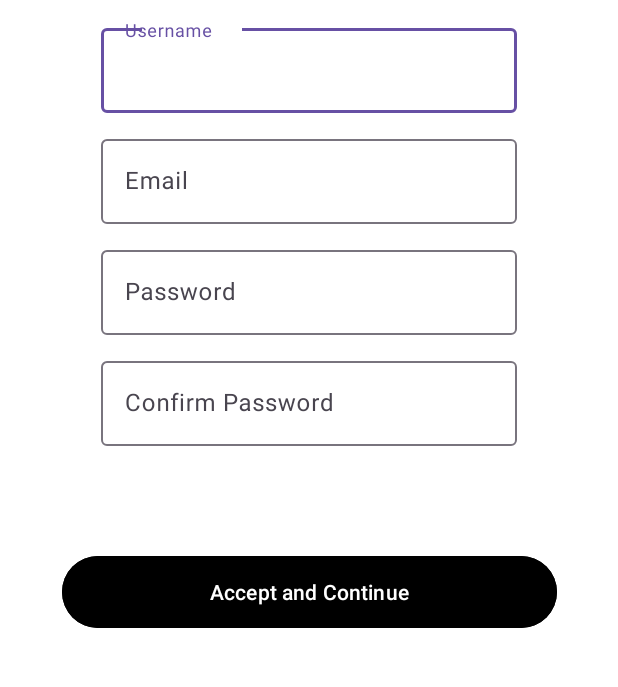
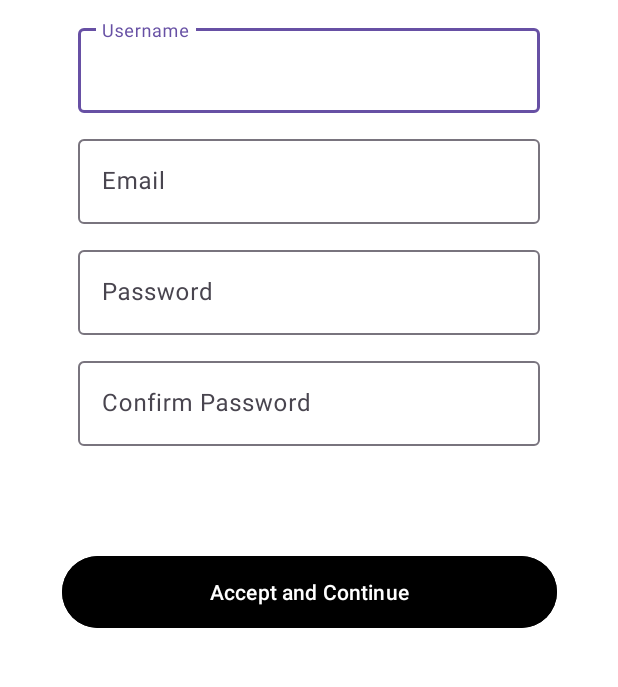
Before and after one commit to yusuf3337/MyApplication2, an Android app: the RegisterPage screen opened directly, with no data from a screen before it, on a phone screen of 412 x 824 dp, the part 436-1123 px from its top. Run offline under Robolectric (Android 15) with nearby library versions, the phone set to English and light mode, and no system bars; our stand-ins replace Firebase (no records; nobody signed in at launch, a user with empty details on screens opened directly).

```diff
--- a/app/src/main/java/com/example/myapplication/registerScreen/Personalinformation.kt
+++ b/app/src/main/java/com/example/myapplication/registerScreen/Personalinformation.kt
@@ -15,5 +15,6 @@ class Personalinformation : AppCompatActivity() {
         val intent = Intent(this,Register3::class.java)
         startActivity(intent)
         finish()
+    }
+
 }
-}
--- a/app/src/main/res/layout/activity_forgot_password.xml
+++ b/app/src/main/res/layout/activity_forgot_password.xml
@@ -48,8 +48,6 @@
         <com.google.android.material.textfield.TextInputEditText
             android:layout_width="match_parent"
             android:layout_height="wrap_content"
-            android:layout_marginStart="15dp"
-            android:layout_marginEnd="15dp"
             android:hint="Enter email"
             android:textAlignment="center"
             android:textColor="#000000" />
@@ -83,4 +81,5 @@
         app:layout_constraintStart_toStartOf="parent"
         app:layout_constraintTop_toTopOf="parent"
         app:layout_constraintVertical_bias="0.94" />
+
 </androidx.constraintlayout.widget.ConstraintLayout>
--- a/app/src/main/res/layout/activity_login_page.xml
+++ b/app/src/main/res/layout/activity_login_page.xml
@@ -57,12 +57,9 @@
         <com.google.android.material.textfield.TextInputEditText
             android:layout_width="match_parent"
             android:layout_height="wrap_content"
-            android:layout_marginStart="15dp"
-            android:layout_marginEnd="15dp"
             android:hint="Enter email"
             android:textAlignment="center"
             android:textColor="#000000" />
-
     </com.google.android.material.textfield.TextInputLayout>
 
     <com.google.android.material.textfield.TextInputLayout
@@ -80,8 +77,6 @@
         <com.google.android.material.textfield.TextInputEditText
             android:layout_width="match_parent"
             android:layout_height="wrap_content"
-            android:layout_marginStart="15dp"
-            android:layout_marginEnd="15dp"
             android:hint="Enter password"
             android:textAlignment="center"
             android:textColor="#000000" />
--- a/app/src/main/res/layout/activity_register_page.xml
+++ b/app/src/main/res/layout/activity_register_page.xml
@@ -44,8 +44,6 @@
         android:id="@+id/username"
         android:layout_width="match_parent"
         android:layout_height="wrap_content"
-        android:layout_marginStart="15dp"
-        android:layout_marginEnd="15dp"
         android:hint="Username"
         android:textAlignment="center"
         android:textColor="#000000" />
@@ -66,8 +64,6 @@
         android:id="@+id/email"
         android:layout_width="match_parent"
         android:layout_height="wrap_content"
-        android:layout_marginStart="15dp"
-        android:layout_marginEnd="15dp"
         android:hint="Email"
         android:textAlignment="center"
         android:textColor="#000000" />
@@ -88,8 +84,6 @@
         android:id="@+id/password"
         android:layout_width="match_parent"
         android:layout_height="wrap_content"
-        android:layout_marginStart="15dp"
-        android:layout_marginEnd="15dp"
         android:hint="Password"
         android:textAlignment="center"
         android:textColor="#000000" />
@@ -109,8 +103,6 @@
         android:id="@+id/confirmPassword"
         android:layout_width="match_parent"
         android:layout_height="wrap_content"
-        android:layout_marginStart="15dp"
-        android:layout_marginEnd="15dp"
         android:hint="Confirm Password"
         android:textAlignment="center"
         android:textColor="#000000" />
--- a/app/src/main/res/layout/activity_reset_password.xml
+++ b/app/src/main/res/layout/activity_reset_password.xml
@@ -47,8 +47,6 @@
         <com.google.android.material.textfield.TextInputEditText
             android:layout_width="match_parent"
             android:layout_height="wrap_content"
-            android:layout_marginStart="15dp"
-            android:layout_marginEnd="15dp"
             android:hint="New Password"
             android:textAlignment="center"
             android:textColor="#000000" />
@@ -67,8 +65,6 @@
         <com.google.android.material.textfield.TextInputEditText
             android:layout_width="match_parent"
             android:layout_height="wrap_content"
-            android:layout_marginStart="15dp"
-            android:layout_marginEnd="15dp"
             android:hint="Confirm Password"
             android:textAlignment="center"
             android:textColor="#000000" />
@@ -88,4 +84,5 @@
         app:layout_constraintStart_toStartOf="parent"
         app:layout_constraintTop_toTopOf="parent"
         app:layout_constraintVertical_bias="0.639" />
+
 </androidx.constraintlayout.widget.ConstraintLayout>
```
Also changed, not shown: app/src/main/java/com/example/myapplication/registerScreen/RegisterPage.kt (+8 -1 lines), app/src/main/res/layout/activity_personalinformation.xml (+0 -12 lines).
